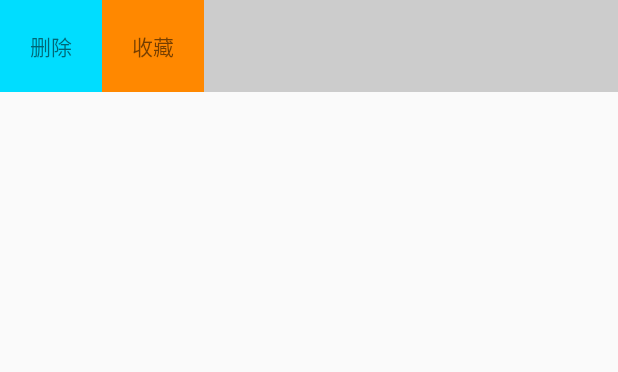
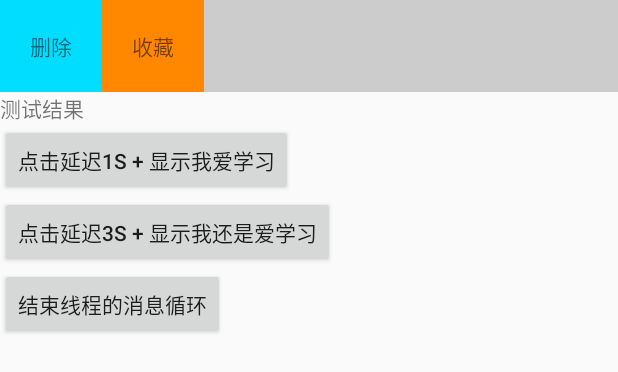
Before and after one commit to hyx123/Android_test, an Android app: the layout simple_swipe_menu.xml on its own in the app's theme, with its tools: preview values and no code run, on a phone screen of 412 x 824 dp. Shown: the top 372 px of the screen. Run offline under Robolectric (Android 15) with nearby library versions, the phone set to English and light mode, and no system bars; plain views replace EasySwipeMenuLayout.

```diff
--- a/app/build.gradle
+++ b/app/build.gradle
@@ -35,4 +35,7 @@ dependencies {
     implementation 'com.zhy:okhttputils:2.6.2'
     implementation 'com.github.anzaizai:EasySwipeMenuLayout:1.1.2'
     implementation 'com.squareup.okhttp3:okhttp:3.7.0'
+//    implementation "android.arch.lifecycle:runtime:1.0.0"
+//    implementation "android.arch.lifecycle:extensions:1.0.0"
+//    annotationProcessor "android.arch.lifecycle:compiler:1.0.0"
 }
--- a/app/src/main/java/com/kunrui/android_test/Activity/ListActivity.java
+++ b/app/src/main/java/com/kunrui/android_test/Activity/ListActivity.java
@@ -88,7 +88,7 @@ public class ListActivity extends AppCompatActivity{
                         intent = new Intent(ListActivity.this, NdkCPlusPlus.class);
                         startActivity(intent);
                         break;
-                    case "侧滑Menu":
+                    case "侧滑Menu handlerThread":
                         intent = new Intent(ListActivity.this, SimpleSwipeMenu.class);
                         startActivity(intent);
                         break;
@@ -116,7 +116,7 @@ public class ListActivity extends AppCompatActivity{
         fruitList.add(new Fruit("CustomView", R.drawable.ic_action_globe));
         fruitList.add(new Fruit("QRCode", R.drawable.ic_action_globe));
         fruitList.add(new Fruit("C++ NDK", R.drawable.ic_action_globe));
-        fruitList.add(new Fruit("侧滑Menu", R.drawable.ic_action_globe));
+        fruitList.add(new Fruit("侧滑Menu handlerThread", R.drawable.ic_action_globe));
         fruitList.add(new Fruit("BroadCast", R.drawable.ic_action_globe));
     }
 
--- a/app/src/main/java/com/kunrui/android_test/Activity/ServiceBakDlActivity.java
+++ b/app/src/main/java/com/kunrui/android_test/Activity/ServiceBakDlActivity.java
@@ -3,6 +3,7 @@ package com.kunrui.android_test.Activity;
  * In 2019.5.8
  * https://blog.csdn.net/ipinki1218/article/details/81563021    创建
  * https://blog.csdn.net/qq_15527709/article/details/78853048   8.0适配
+ * https://www.cnblogs.com/huangjialin/p/7738104.html   AIDL两个应用之间通信， 可以用于支付， 原来的IBindler替换成MYAIDL
  */
 
 import android.Manifest;
--- a/app/src/main/res/layout/service_activity.xml
+++ b/app/src/main/res/layout/service_activity.xml
@@ -63,7 +63,7 @@
             android:layout_weight="1"
             android:layout_width="wrap_content"
             android:layout_height="wrap_content"
-            android:text="IntentService"
+            android:text="left"
             tools:ignore="NestedWeights" />
 
         <Button
@@ -71,7 +71,7 @@
             android:layout_weight="1"
             android:layout_width="wrap_content"
             android:layout_height="wrap_content"
-            android:text="没用"/>
+            android:text="right"/>
     </LinearLayout>
 
     <FrameLayout
--- a/app/src/main/res/layout/side_left.xml
+++ b/app/src/main/res/layout/side_left.xml
@@ -5,6 +5,7 @@
     android:layout_width="match_parent"
     android:layout_height="match_parent">
     <TextView
+        android:id="@+id/side_left"
         android:layout_height="wrap_content"
         android:layout_width="wrap_content"
         android:text="Left"
--- a/app/src/main/res/layout/side_right.xml
+++ b/app/src/main/res/layout/side_right.xml
@@ -5,6 +5,7 @@
     android:layout_width="match_parent"
     android:layout_height="match_parent">
     <TextView
+        android:id="@+id/side_right"
         android:layout_height="wrap_content"
         android:layout_width="wrap_content"
         android:text="Right"
--- a/app/src/main/res/layout/simple_swipe_menu.xml
+++ b/app/src/main/res/layout/simple_swipe_menu.xml
@@ -3,7 +3,8 @@
     xmlns:android="http://schemas.android.com/apk/res/android"
     xmlns:app="http://schemas.android.com/apk/res-auto"
     android:layout_width="match_parent"
-    android:layout_height="match_parent">
+    android:layout_height="match_parent"
+    android:orientation="vertical">
     <com.guanaj.easyswipemenulibrary.EasySwipeMenuLayout
         android:layout_width="match_parent"
         android:layout_height="wrap_content"
@@ -55,4 +56,28 @@
                 android:text="收藏" />
         </LinearLayout>
     </com.guanaj.easyswipemenulibrary.EasySwipeMenuLayout>
+
+    <TextView
+        android:id="@+id/text1"
+        android:layout_width="wrap_content"
+        android:layout_height="wrap_content"
+        android:text="测试结果" />
+
+    <Button
+        android:id="@+id/button1"
+        android:layout_width="wrap_content"
+        android:layout_height="wrap_content"
+        android:text="点击延迟1s + 显示我爱学习"/>
+
+    <Button
+        android:id="@+id/button2"
+        android:layout_width="wrap_content"
+        android:layout_height="wrap_content"
+        android:text="点击延迟3s + 显示我还是爱学习"/>
+
+    <Button
+        android:id="@+id/button3"
+        android:layout_width="wrap_content"
+        android:layout_height="wrap_content"
+        android:text="结束线程的消息循环"/>
 </LinearLayout>
```
Also changed, not shown: app/src/main/java/com/kunrui/android_test/Activity/SimpleSwipeMenu.java (+129 -0 lines), app/src/main/java/com/kunrui/android_test/FragmentActivity/FragLeft.java (+47 -4 lines), app/src/main/java/com/kunrui/android_test/FragmentActivity/FragRight.java (+13 -3 lines), app/src/main/java/com/kunrui/android_test/LiveDataBus/LiveDataBus.java (added, +169 -0 lines).
